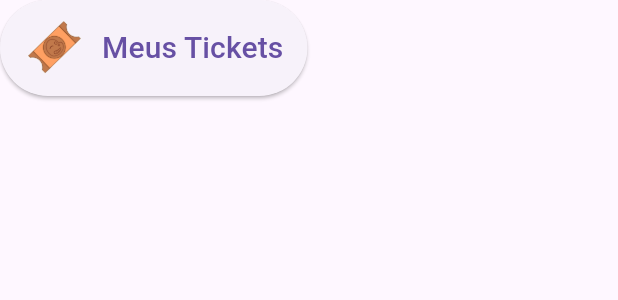
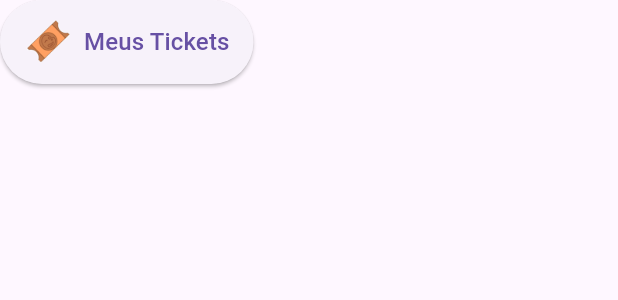
Before and after one commit to IgorSerodio/cidade-singular, a Flutter app: the UserItemsButton widget shown alone on an empty page, opened directly, on a phone screen of 412 x 824 dp. Shown: the top 300 px of the screen. Run offline on Flutter 3.47's test engine with Material 3 defaults, Android fonts, the phone set to English and light mode, and no system bars; our stand-ins replace dio, flutter_mobx, flutter_modular, flutter_rating_bar, flutter_svg, font_awesome_flutter and 7 more; missing offline and left inert: custom_marker, dart:html, dart:ui_web, geocode, social_share; accounts and stored records are empty; generated files the repository leaves out were written again; project files that could hold a hidden picture were left out.

Commit message:
Reorganização dos botões do perfil

```diff
--- a/lib/app/screens/profile/user_items_button.dart
+++ b/lib/app/screens/profile/user_items_button.dart
@@ -28,15 +28,15 @@ class UserItemsButton extends StatelessWidget {
           ClipOval(
             child: Image.asset(
               itemType == "TICKET" ? 'assets/images/ticket.png' : 'assets/images/title.png',
-              width: 40,
-              height: 40,
+              width: 32,
+              height: 32,
               fit: BoxFit.cover,
             ),
           ),
-          const SizedBox(width: 12),
+          const SizedBox(width: 8),
           Text(
             itemType == "TICKET" ? "Meus Tickets" : "Meus Títulos",
-            style: const TextStyle(fontSize: 20),
+            style: const TextStyle(fontSize: 16),
           ),
         ],
       ),
```
